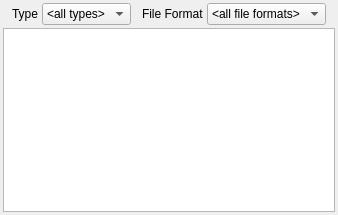
This is ui/windows/fileBrowser/forms/versionSelector.ui in david-cattermole/qt-learning as Qt 5 draws it before an edit. The edited form follows.
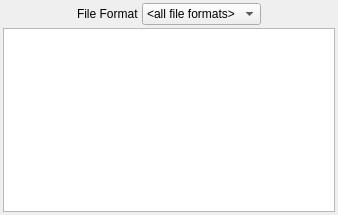
This is the edited form.

Commit message: Changed UI sizes and orders (for user 'tab' presses). Removed 'type' filter combo box from file browser 'version selector'. Numerious UI changes to Asset Browser - overall shift of space used - tabs of asset details has been reorganised. Merged 'project / sequence / shot' combo boxes into a single widget for easier re-use.

```diff
--- a/ui/windows/fileBrowser/forms/versionSelector.ui
+++ b/ui/windows/fileBrowser/forms/versionSelector.ui
@@ -22,35 +22,6 @@
    </property>
    <item>
     <layout class="QHBoxLayout" name="horizontalLayout">
-     <item>
-      <spacer name="horizontalSpacer_3">
-       <property name="orientation">
-        <enum>Qt::Horizontal</enum>
-       </property>
-       <property name="sizeHint" stdset="0">
-        <size>
-         <width>40</width>
-         <height>20</height>
-        </size>
-       </property>
-      </spacer>
-     </item>
-     <item>
-      <widget class="QLabel" name="typeLabel">
-       <property name="text">
-        <string>Type</string>
-       </property>
-      </widget>
-     </item>
-     <item>
-      <widget class="QComboBox" name="typeComboBox">
-       <item>
-        <property name="text">
-         <string>&lt;all types&gt;</string>
-        </property>
-       </item>
-      </widget>
-     </item>
      <item>
       <spacer name="horizontalSpacer_1">
        <property name="orientation">
```
The commit also changes 20 other files.
